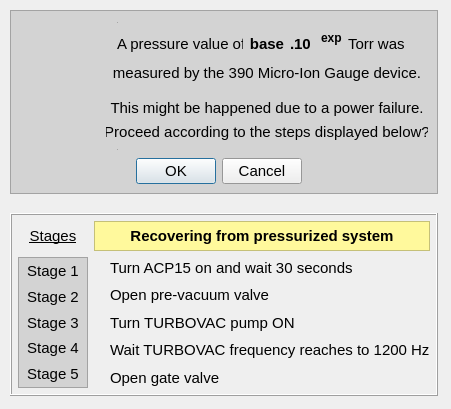
Qt form software/pydm/pydm_1.2/ui/latest/warning_message.ui (lnls-sirius/vacuum-bbb-controller) before a commit.
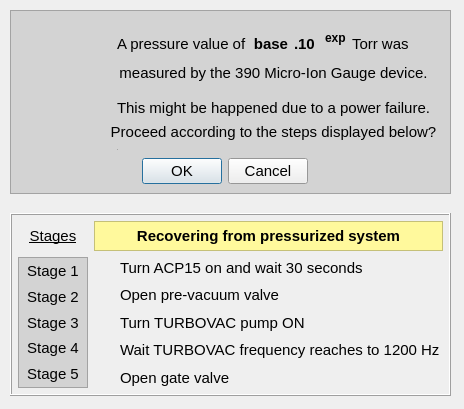
The same form after that commit. Icons and pictures are not drawn. Custom widgets are drawn as their Qt base class.

Patch:
```diff
--- a/software/pydm/pydm_1.2/ui/latest/warning_message.ui
+++ b/software/pydm/pydm_1.2/ui/latest/warning_message.ui
@@ -6,7 +6,7 @@
    <rect>
     <x>0</x>
     <y>0</y>
-    <width>451</width>
+    <width>464</width>
     <height>409</height>
    </rect>
   </property>
@@ -18,7 +18,7 @@
     <rect>
      <x>10</x>
      <y>10</y>
-     <width>428</width>
+     <width>441</width>
      <height>386</height>
     </rect>
    </property>
@@ -333,61 +333,6 @@
            </property>
           </widget>
          </item>
-         <item row="0" column="2">
-          <widget class="PyDMCheckbox" name="PV_process_finished">
-           <property name="enabled">
-            <bool>true</bool>
-           </property>
-           <property name="maximumSize">
-            <size>
-             <width>1</width>
-             <height>1</height>
-            </size>
-           </property>
-           <property name="font">
-            <font>
-             <family>Cantarell</family>
-             <pointsize>11</pointsize>
-             <weight>50</weight>
-             <bold>false</bold>
-            </font>
-           </property>
-           <property name="toolTip">
-            <string/>
-           </property>
-           <property name="whatsThis">
-            <string>
-    A QCheckbox with support for Channels and more from PyDM
-
-    Parameters
-    ----------
-    parent : QWidget
-        The parent widget for the Label
-    init_channel : str, optional
-        The channel to be used by the widget.
-
-    </string>
-           </property>
-           <property name="text">
-            <string/>
-           </property>
-           <property name="iconSize">
-            <size>
-             <width>1</width>
-             <height>1</height>
-            </size>
-           </property>
-           <property name="alarmSensitiveBorder" stdset="0">
-            <bool>false</bool>
-           </property>
-           <property name="precisionFromPV" stdset="0">
-            <bool>false</bool>
-           </property>
-           <property name="channel" stdset="0">
-            <string>ca://${IOC}:ProcessRecovery:Bool</string>
-           </property>
-          </widget>
-         </item>
          <item row="8" column="0" colspan="7">
           <widget class="QDialogButtonBox" name="buttonBox_2">
            <property name="font">
@@ -800,6 +745,12 @@
            <property name="enabled">
             <bool>true</bool>
            </property>
+           <property name="maximumSize">
+            <size>
+             <width>20</width>
+             <height>16777215</height>
+            </size>
+           </property>
            <property name="font">
             <font>
              <family>Cantarell</family>
@@ -1208,6 +1159,12 @@
            <property name="enabled">
             <bool>true</bool>
            </property>
+           <property name="maximumSize">
+            <size>
+             <width>20</width>
+             <height>16777215</height>
+            </size>
+           </property>
            <property name="font">
             <font>
              <family>Cantarell</family>
@@ -1276,6 +1233,12 @@
            <property name="enabled">
             <bool>true</bool>
            </property>
+           <property name="maximumSize">
+            <size>
+             <width>20</width>
+             <height>16777215</height>
+            </size>
+           </property>
            <property name="font">
             <font>
              <family>Cantarell</family>
@@ -1344,6 +1307,12 @@
            <property name="enabled">
             <bool>true</bool>
            </property>
+           <property name="maximumSize">
+            <size>
+             <width>20</width>
+             <height>16777215</height>
+            </size>
+           </property>
            <property name="font">
             <font>
              <family>Cantarell</family>
@@ -1410,6 +1379,12 @@
            <property name="enabled">
             <bool>true</bool>
            </property>
+           <property name="maximumSize">
+            <size>
+             <width>20</width>
+             <height>16777215</height>
+            </size>
+           </property>
            <property name="font">
             <font>
              <family>Cantarell</family>
@@ -1462,25 +1437,25 @@
  </widget>
  <customwidgets>
   <customwidget>
-   <class>PyDMShellCommand</class>
-   <extends>QPushButton</extends>
-   <header>pydm.widgets.shell_command</header>
+   <class>PyDMByteIndicator</class>
+   <extends>QWidget</extends>
+   <header>pydm.widgets.byte</header>
   </customwidget>
   <customwidget>
    <class>PyDMLabel</class>
    <extends>QLabel</extends>
    <header>pydm.widgets.label</header>
   </customwidget>
+  <customwidget>
+   <class>PyDMShellCommand</class>
+   <extends>QPushButton</extends>
+   <header>pydm.widgets.shell_command</header>
+  </customwidget>
   <customwidget>
    <class>PyDMCheckbox</class>
    <extends>QCheckBox</extends>
    <header>pydm.widgets.checkbox</header>
   </customwidget>
-  <customwidget>
-   <class>PyDMByteIndicator</class>
-   <extends>QWidget</extends>
-   <header>pydm.widgets.byte</header>
-  </customwidget>
  </customwidgets>
  <resources/>
  <connections>
```
Left out of the diff: 60 changed lines with no effect on the pictures.
